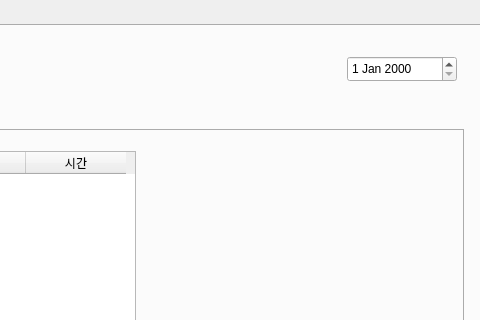
Old version of the form ManagingServer/AdminGUI/AdminGUI.ui in the repository addinedu-ros-7th/deeplearning-repo-3; both pictures show x 625 to 1105 and y 0 to 320 of the 1105 by 755 pixel window.
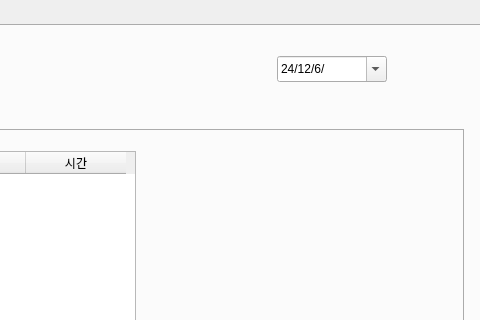
New version of the form. The open tabs and pages were chosen to show the change.

```diff
--- a/ManagingServer/AdminGUI/AdminGUI.ui
+++ b/ManagingServer/AdminGUI/AdminGUI.ui
@@ -669,12 +669,25 @@
     <widget class="QDateEdit" name="dateEdit">
      <property name="geometry">
       <rect>
-       <x>970</x>
+       <x>900</x>
        <y>30</y>
        <width>110</width>
        <height>26</height>
       </rect>
      </property>
+     <property name="displayFormat">
+      <string>yy/M/d/</string>
+     </property>
+     <property name="calendarPopup">
+      <bool>true</bool>
+     </property>
+     <property name="date">
+      <date>
+       <year>2024</year>
+       <month>12</month>
+       <day>6</day>
+      </date>
+     </property>
     </widget>
    </widget>
    <widget class="QWidget" name="tab_5">
```
Left out of the diff: 12 changed lines with no effect on the pictures.
